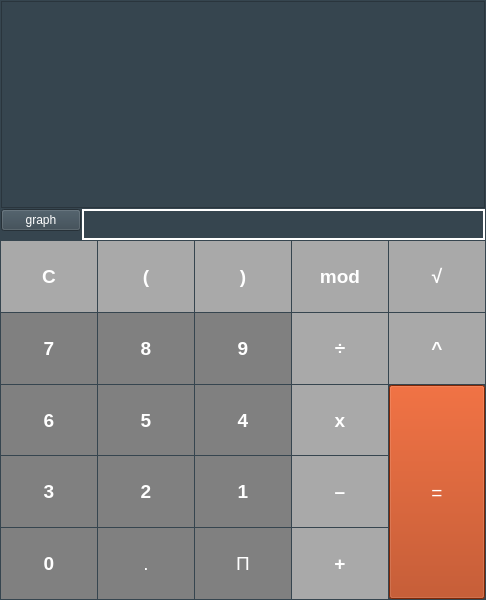
Before: the Qt Designer form src/View/mainwindow.ui in zzholdoshev/s21_smartcalc_v2.0, drawn with Qt 5.
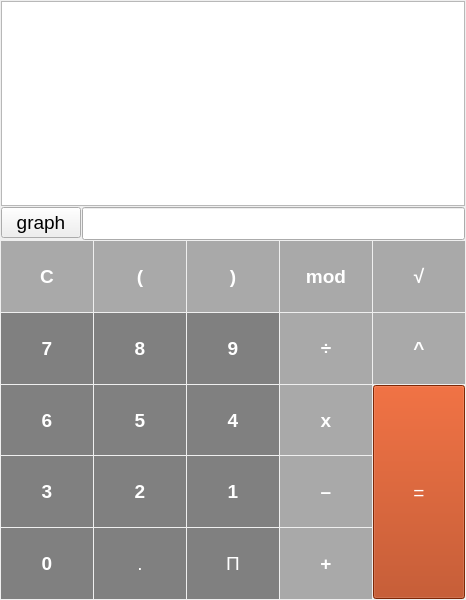
After: the same form once the commit is applied.

Patch:
```diff
--- a/src/View/mainwindow.ui
+++ b/src/View/mainwindow.ui
@@ -6,7 +6,7 @@
    <rect>
     <x>0</x>
     <y>0</y>
-    <width>486</width>
+    <width>466</width>
     <height>600</height>
    </rect>
   </property>
@@ -24,8 +24,7 @@
   </property>
   <widget class="QWidget" name="centralwidget">
    <property name="styleSheet">
-    <string notr="true">background-color: #36454F;
-color: white;</string>
+    <string notr="true"/>
    </property>
    <layout class="QVBoxLayout" name="verticalLayout_2" stretch="2,3">
     <property name="spacing">
@@ -68,8 +67,7 @@
          </font>
         </property>
         <property name="styleSheet">
-         <string notr="true">background-color: #36454F;
-color: white;</string>
+         <string notr="true"/>
         </property>
         <property name="html">
          <string>&lt;!DOCTYPE HTML PUBLIC &quot;-//W3C//DTD HTML 4.0//EN&quot; &quot;http://www.w3.org/TR/REC-html40/strict.dtd&quot;&gt;
@@ -100,9 +98,7 @@
          <string>&lt;html&gt;&lt;head/&gt;&lt;body&gt;&lt;p&gt;digits[0-9]&lt;/p&gt;&lt;p&gt;functions (si = SIN, c = COS , etc)&lt;/p&gt;&lt;p&gt; x = [n] for setting x variable&lt;/p&gt;&lt;/body&gt;&lt;/html&gt;</string>
         </property>
         <property name="styleSheet">
-         <string notr="true">background-color: #36454F;
-color: white;
-border: 2px solid white;</string>
+         <string notr="true"/>
         </property>
         <property name="text">
          <string/>
@@ -117,6 +113,11 @@
       </item>
       <item row="2" column="0">
        <widget class="QPushButton" name="pushButton">
+        <property name="font">
+         <font>
+          <pointsize>14</pointsize>
+         </font>
+        </property>
         <property name="text">
          <string>graph</string>
         </property>
```
